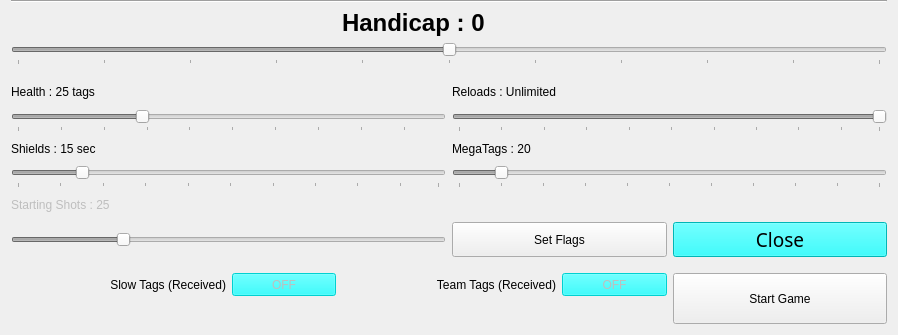
Qt form PlayersWindow.ui (rmick/Combobulator) before a commit; both pictures show x 0 to 898 and y 207 to 542 of the 898 by 542 pixel window.
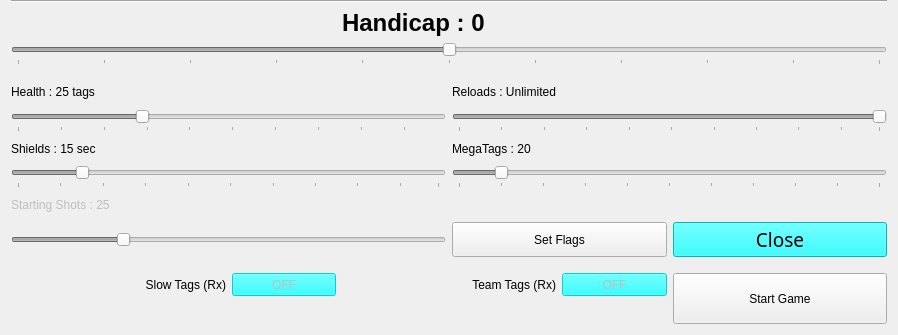
The same form after that commit.

The edit to the form file:
```diff
--- a/PlayersWindow.ui
+++ b/PlayersWindow.ui
@@ -987,7 +987,7 @@
    <item row="29" column="4" colspan="2">
     <widget class="QLabel" name="label_TeamTags">
      <property name="text">
-      <string> Team Tags (Received)</string>
+      <string> Team Tags (Rx)</string>
      </property>
      <property name="alignment">
       <set>Qt::AlignRight|Qt::AlignTrailing|Qt::AlignVCenter</set>
@@ -1930,34 +1930,6 @@
      </property>
     </widget>
    </item>
-   <item row="23" column="5" colspan="2">
-    <widget class="QLabel" name="label_MegaTags">
-     <property name="enabled">
-      <bool>true</bool>
-     </property>
-     <property name="sizePolicy">
-      <sizepolicy hsizetype="Preferred" vsizetype="Preferred">
-       <horstretch>0</horstretch>
-       <verstretch>0</verstretch>
-      </sizepolicy>
-     </property>
-     <property name="minimumSize">
-      <size>
-       <width>0</width>
-       <height>16</height>
-      </size>
-     </property>
-     <property name="maximumSize">
-      <size>
-       <width>16777215</width>
-       <height>16777215</height>
-      </size>
-     </property>
-     <property name="text">
-      <string>MegaTags : 20</string>
-     </property>
-    </widget>
-   </item>
    <item row="29" column="1" colspan="2">
     <widget class="QLabel" name="label_SlowTags">
      <property name="minimumSize">
@@ -1967,7 +1939,7 @@
       </size>
      </property>
      <property name="text">
-      <string> Slow Tags (Received)</string>
+      <string> Slow Tags (Rx)</string>
      </property>
      <property name="alignment">
       <set>Qt::AlignRight|Qt::AlignTrailing|Qt::AlignVCenter</set>
@@ -2677,37 +2649,6 @@
      </attribute>
     </widget>
    </item>
-   <item row="23" column="1" colspan="2">
-    <widget class="QLabel" name="label_Shields">
-     <property name="enabled">
-      <bool>true</bool>
-     </property>
-     <property name="sizePolicy">
-      <sizepolicy hsizetype="Preferred" vsizetype="Preferred">
-       <horstretch>0</horstretch>
-       <verstretch>0</verstretch>
-      </sizepolicy>
-     </property>
-     <property name="minimumSize">
-      <size>
-       <width>0</width>
-       <height>16</height>
-      </size>
-     </property>
-     <property name="maximumSize">
-      <size>
-       <width>16777215</width>
-       <height>16777215</height>
-      </size>
-     </property>
-     <property name="styleSheet">
-      <string notr="true"/>
-     </property>
-     <property name="text">
-      <string>Shields : 15 sec</string>
-     </property>
-    </widget>
-   </item>
    <item row="11" column="1">
     <widget class="QPushButton" name="btn_Player17">
      <property name="sizePolicy">
@@ -3551,34 +3492,6 @@
      </attribute>
     </widget>
    </item>
-   <item row="19" column="1" colspan="2">
-    <widget class="QLabel" name="label_Health">
-     <property name="enabled">
-      <bool>true</bool>
-     </property>
-     <property name="sizePolicy">
-      <sizepolicy hsizetype="Preferred" vsizetype="Preferred">
-       <horstretch>0</horstretch>
-       <verstretch>0</verstretch>
-      </sizepolicy>
-     </property>
-     <property name="minimumSize">
-      <size>
-       <width>0</width>
-       <height>16</height>
-      </size>
-     </property>
-     <property name="maximumSize">
-      <size>
-       <width>16777215</width>
-       <height>16777215</height>
-      </size>
-     </property>
-     <property name="text">
-      <string>Health : 25 tags</string>
-     </property>
-    </widget>
-   </item>
    <item row="5" column="2">
     <widget class="QPushButton" name="btn_Player10">
      <property name="sizePolicy">
@@ -3701,34 +3614,6 @@
      </attribute>
     </widget>
    </item>
-   <item row="19" column="5" colspan="2">
-    <widget class="QLabel" name="label_Reloads">
-     <property name="enabled">
-      <bool>true</bool>
-     </property>
-     <property name="sizePolicy">
-      <sizepolicy hsizetype="Preferred" vsizetype="Preferred">
-       <horstretch>0</horstretch>
-       <verstretch>0</verstretch>
-      </sizepolicy>
-     </property>
-     <property name="minimumSize">
-      <size>
-       <width>0</width>
-       <height>16</height>
-      </size>
-     </property>
-     <property name="maximumSize">
-      <size>
-       <width>16777215</width>
-       <height>16777215</height>
-      </size>
-     </property>
-     <property name="text">
-      <string>Reloads : Unlimited</string>
-     </property>
-    </widget>
-   </item>
    <item row="18" column="1">
     <spacer name="verticalSpacer_2">
      <property name="orientation">
@@ -4339,7 +4224,122 @@
      </property>
     </widget>
    </item>
-   <item row="25" column="1" colspan="2">
+   <item row="19" column="1" colspan="3">
+    <widget class="QLabel" name="label_Health">
+     <property name="enabled">
+      <bool>true</bool>
+     </property>
+     <property name="sizePolicy">
+      <sizepolicy hsizetype="Preferred" vsizetype="Preferred">
+       <horstretch>0</horstretch>
+       <verstretch>0</verstretch>
+      </sizepolicy>
+     </property>
+     <property name="minimumSize">
+      <size>
+       <width>0</width>
+       <height>16</height>
+      </size>
+     </property>
+     <property name="maximumSize">
+      <size>
+       <width>16777215</width>
+       <height>16777215</height>
+      </size>
+     </property>
+     <property name="text">
+      <string>Health : 25 tags</string>
+     </property>
+    </widget>
+   </item>
+   <item row="19" column="5" colspan="3">
+    <widget class="QLabel" name="label_Reloads">
+     <property name="enabled">
+      <bool>true</bool>
+     </property>
+     <property name="sizePolicy">
+      <sizepolicy hsizetype="Preferred" vsizetype="Preferred">
+       <horstretch>0</horstretch>
+       <verstretch>0</verstretch>
+      </sizepolicy>
+     </property>
+     <property name="minimumSize">
+      <size>
+       <width>0</width>
+       <height>16</height>
+      </size>
+     </property>
+     <property name="maximumSize">
+      <size>
+       <width>16777215</width>
+       <height>16777215</height>
+      </size>
+     </property>
+     <property name="text">
+      <string>Reloads : Unlimited</string>
+     </property>
+    </widget>
+   </item>
+   <item row="23" column="5" colspan="3">
+    <widget class="QLabel" name="label_MegaTags">
+     <property name="enabled">
+      <bool>true</bool>
+     </property>
+     <property name="sizePolicy">
+      <sizepolicy hsizetype="Preferred" vsizetype="Preferred">
+       <horstretch>0</horstretch>
+       <verstretch>0</verstretch>
+      </sizepolicy>
+     </property>
+     <property name="minimumSize">
+      <size>
+       <width>0</width>
+       <height>16</height>
+      </size>
+     </property>
+     <property name="maximumSize">
+      <size>
+       <width>16777215</width>
+       <height>16777215</height>
+      </size>
+     </property>
+     <property name="text">
+      <string>MegaTags : 20</string>
+     </property>
+    </widget>
+   </item>
+   <item row="23" column="1" colspan="3">
+    <widget class="QLabel" name="label_Shields">
+     <property name="enabled">
+      <bool>true</bool>
+     </property>
+     <property name="sizePolicy">
+      <sizepolicy hsizetype="Preferred" vsizetype="Preferred">
+       <horstretch>0</horstretch>
+       <verstretch>0</verstretch>
+      </sizepolicy>
+     </property>
+     <property name="minimumSize">
+      <size>
+       <width>0</width>
+       <height>16</height>
+      </size>
+     </property>
+     <property name="maximumSize">
+      <size>
+       <width>16777215</width>
+       <height>16777215</height>
+      </size>
+     </property>
+     <property name="styleSheet">
+      <string notr="true"/>
+     </property>
+     <property name="text">
+      <string>Shields : 15 sec</string>
+     </property>
+    </widget>
+   </item>
+   <item row="25" column="1" colspan="3">
     <widget class="QLabel" name="label_StartingAmmo">
      <property name="enabled">
       <bool>false</bool>
```
